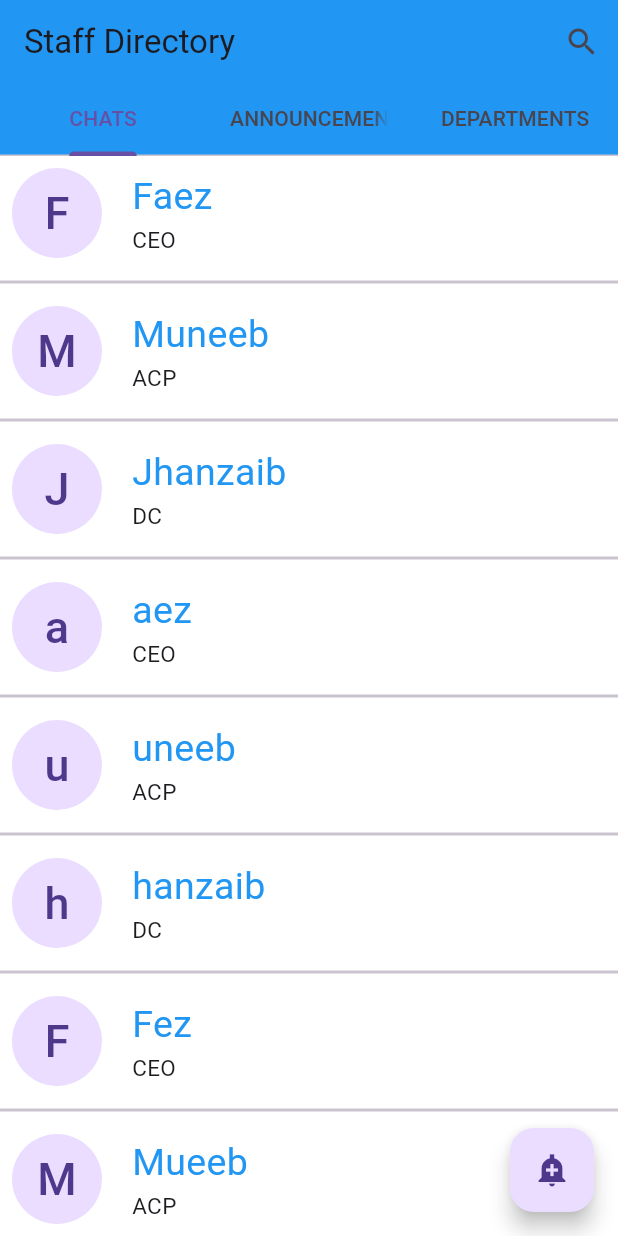
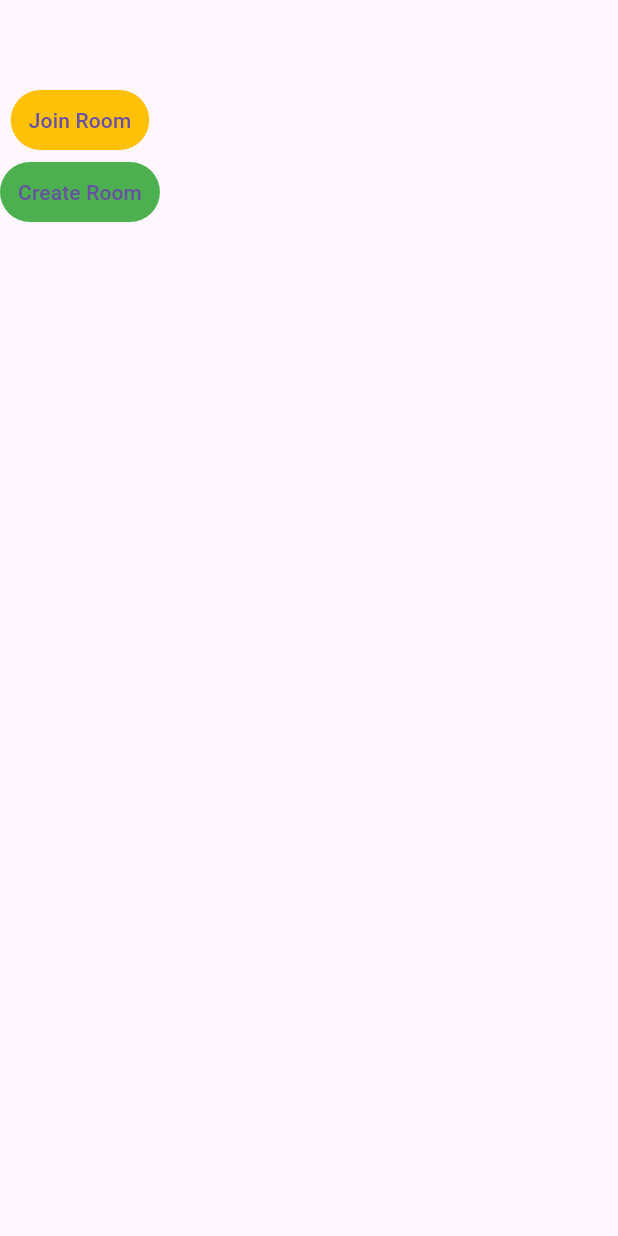
Before and after one commit to FaezAnsar/business_chat, a Flutter app: the screen it shows after launch, on a phone screen of 412 x 824 dp. Run offline on Flutter 3.47's test engine with Material 3 defaults, Android fonts, the phone set to English and light mode, and no system bars.

Commit message:
Day 2-pre local CRUD

```diff
--- /dev/null
+++ b/lib/constants/routes.dart
@@ -0,0 +1,7 @@
+const chatPageRoute = "/Chat";
+const searchPageRoute = "/Search";
+const contactPageRoute = '/Contacts';
+const announcementPageRoute = '/Announcement';
+const landingPageRoute = '/Landing';
+const joinRoomRoute = '/JoinRoom';
+const createRoomRoute = 'CreateRoom';
--- a/lib/pages/contact_page.dart
+++ b/lib/pages/contact_page.dart
@@ -1,6 +1,7 @@
 // ignore_for_file: public_member_api_docs, sort_constructors_first
 
 import 'package:business_chat/announcement/announcement_pop_up.dart';
+import 'package:business_chat/constants/routes.dart';
 
 import 'package:business_chat/providers/contact_provider.dart';
 import 'package:flutter/material.dart';
@@ -69,7 +70,7 @@ class ContactWidget extends StatelessWidget {
     return InkWell(
       onTap: () async {
         context.read<ContactProvider>().press(contact.id);
-        await Navigator.pushNamed(context, '/Chat')
+        await Navigator.pushNamed(context, chatPageRoute)
             .then((_) => context.read<ContactProvider>().press(contact.id));
       },
       child: Container(
@@ -114,15 +115,3 @@ class ContactWidget extends StatelessWidget {
     );
   }
 }
-
-Map<String, String> m = {
-  "Faez": "CEO",
-  "Muneeb": "ACP",
-  "Jhanzaib": "DC",
-  "aez": "CEO",
-  "uneeb": "ACP",
-  "hanzaib": "DC",
-  "Fez": "CEO",
-  "Mueeb": "ACP",
-  "Jhazaib": "DC"
-};
--- /dev/null
+++ b/lib/pages/landing_page.dart
@@ -0,0 +1,32 @@
+import 'package:business_chat/constants/routes.dart';
+import 'package:flutter/material.dart';
+
+class LandingPage extends StatelessWidget {
+  const LandingPage({super.key});
+
+  @override
+  Widget build(BuildContext context) {
+    return Scaffold(
+      appBar: AppBar(),
+      body: Column(
+        children: [
+          TextButton(
+            onPressed: () {
+              Navigator.pushNamed(context, joinRoomRoute);
+            },
+            child: Text("Join Room"),
+            style: ButtonStyle(
+                backgroundColor: MaterialStatePropertyAll(Colors.amber)),
+          ),
+          TextButton(
+              onPressed: () {
+                Navigator.pushNamed(context, createRoomRoute);
+              },
+              child: Text("Create Room"),
+              style: ButtonStyle(
+                  backgroundColor: MaterialStatePropertyAll(Colors.green)))
+        ],
+      ),
+    );
+  }
+}
--- a/lib/providers/contact_provider.dart
+++ b/lib/providers/contact_provider.dart
@@ -1,3 +1,4 @@
+import 'package:business_chat/main.dart';
 import 'package:business_chat/pages/contact_page.dart';
 import 'package:flutter/material.dart';
 
@@ -12,6 +13,10 @@ class ContactProvider extends ChangeNotifier {
     }
   }
 
+  void notify() {
+    notifyListeners();
+  }
+
   void press(String id) {
     for (Contact item in contacts) {
       if (item.id == id) {
```
Also changed, not shown: lib/main.dart (+14 -80 lines), lib/pages/create_room_page.dart (added, +39 -0 lines), lib/pages/join_room_page.dart (added, +62 -0 lines), lib/pages/search_page.dart (added, +73 -0 lines), lib/pop_ups/room_creation_pop_up.dart (added, +26 -0 lines).
